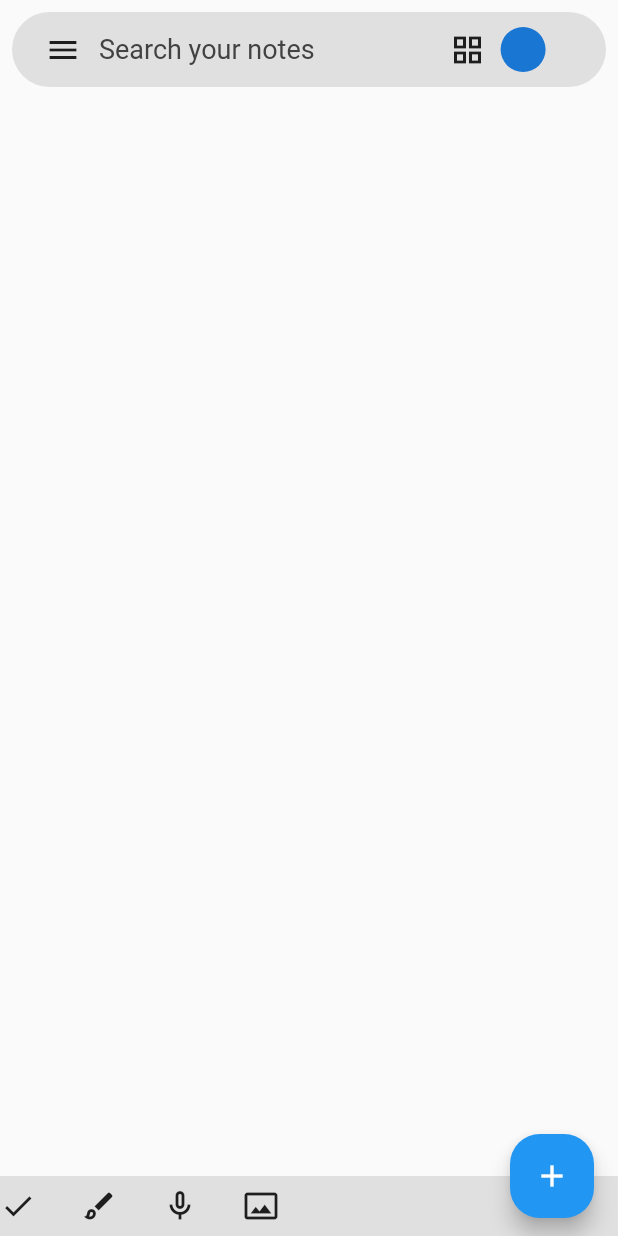
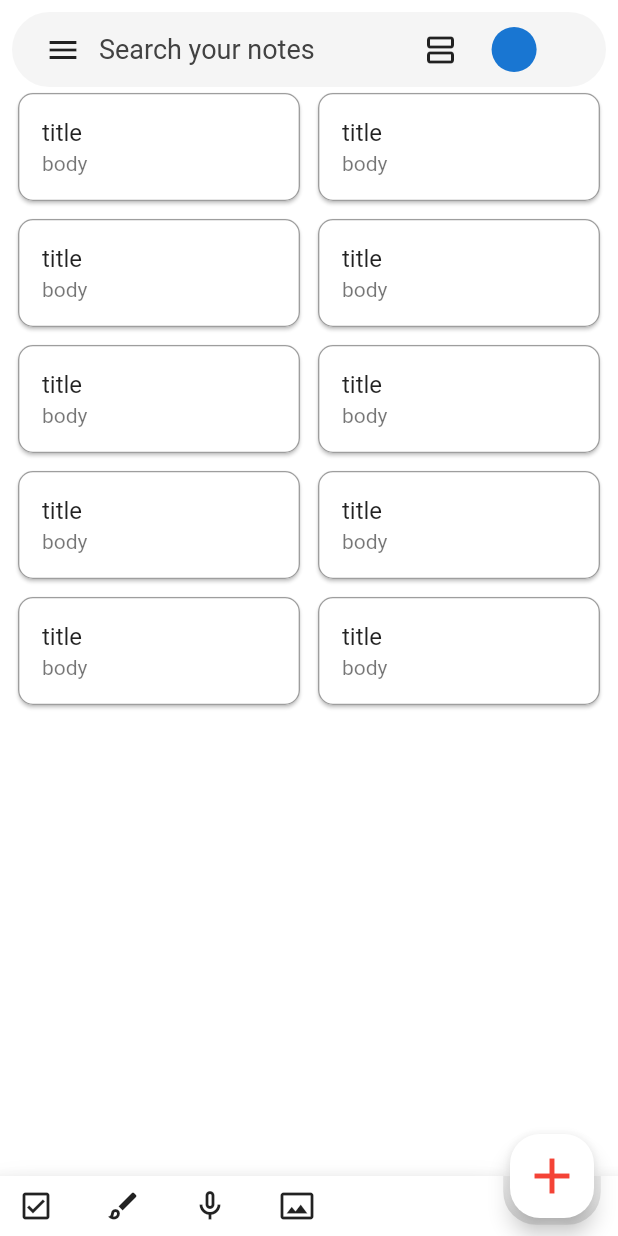
Before and after one commit to Bassambasheer/Google_keep, a Flutter app: the screen it shows after launch, on a phone screen of 412 x 824 dp. Run offline on Flutter 3.47's test engine with Material 2 defaults, Android fonts, the phone set to English and light mode, and no system bars; our stand-ins replace get, page_transition.

Commit message:
UI almost done

```diff
--- a/lib/view/home_screen.dart
+++ b/lib/view/home_screen.dart
@@ -1,68 +1,152 @@
-import 'package:flutter/cupertino.dart';
 import 'package:flutter/material.dart';
+import 'package:get/get.dart';
+import 'package:google_keep_clone/controller.dart/home_controller.dart';
+import 'package:google_keep_clone/view/add_notes%20screen.dart';
 import 'package:google_keep_clone/widgets/common_widgets.dart';
+import 'package:google_keep_clone/widgets/grid_view.dart';
+import 'package:google_keep_clone/widgets/list_veiw_widget.dart';
+import 'package:page_transition/page_transition.dart';
 
 class HomeScreen extends StatelessWidget {
   const HomeScreen({Key? key}) : super(key: key);
 
   @override
   Widget build(BuildContext context) {
+    final controller = Get.put(HomeController());
     return Scaffold(
+        drawer: Drawer(
+          child: Column(
+            children: [Text("hey")],
+          ),
+        ),
+        backgroundColor: Colors.white,
         floatingActionButtonLocation: FloatingActionButtonLocation.endDocked,
         floatingActionButton: FloatingActionButton(
+          backgroundColor: white,
           shape: const RoundedRectangleBorder(
               borderRadius: BorderRadius.all(Radius.circular(20))),
-          onPressed: () {},
-          child: const Icon(Icons.add),
+          onPressed: () {
+            Navigator.push(
+              context,
+              PageTransition(
+                  alignment: Alignment.bottomCenter,
+                  curve: Curves.easeInOut,
+                  duration: const Duration(milliseconds: 600),
+                  reverseDuration: const Duration(milliseconds: 600),
+                  type: PageTransitionType.bottomToTopJoined,
+                  child: const AddNotes(),
+                  childCurrent: this),
+            );
+          },
+          child: const Icon(
+            Icons.add,
+            color: Colors.red,
+            size: 40,
+          ),
         ),
         bottomNavigationBar: Container(
             width: double.infinity,
             height: 40,
-            color: Colors.grey[300],
+            color: Colors.grey[100],
+            child: BottomAppBar(
+              color: const Color(0xFFFFFFFF),
+              shape: const AutomaticNotchedShape(
+                RoundedRectangleBorder(
+                  borderRadius: BorderRadius.vertical(
+                    top: Radius.circular(0),
+                  ),
+                ),
+                RoundedRectangleBorder(
+                  borderRadius: BorderRadius.all(
+                    Radius.circular(22),
+                  ),
+                ),
+              ),
+              notchMargin: 4.5,
               child: Row(
-              children: const [
-                Icon(Icons.done),
-                rowspace,
-                Icon(Icons.brush_outlined),
-                rowspace,
-                Icon(Icons.mic_none_outlined),
-                rowspace,
-                Icon(Icons.photo_size_select_actual_outlined),
+                mainAxisSize: MainAxisSize.max,
+                mainAxisAlignment: MainAxisAlignment.start,
+                children: [
+                  IconButton(
+                    icon: const Icon(Icons.check_box_outlined),
+                    onPressed: () {},
+                  ),
+                  rowminspace,
+                  IconButton(
+                    icon: const Icon(Icons.brush_outlined),
+                    onPressed: () {},
+                  ),
+                  rowminspace,
+                  IconButton(
+                    icon: const Icon(Icons.mic_none_outlined),
+                    onPressed: () {},
+                  ),
+                  rowminspace,
+                  IconButton(
+                    icon: const Icon(Icons.photo_size_select_actual_outlined),
+                    onPressed: () {},
+                  ),
                 ],
+              ),
             )),
         body: SafeArea(
             child: Padding(
           padding: const EdgeInsets.all(8.0),
-          child: Container(
+          child: Column(
+            children: [
+              Container(
                 decoration: BoxDecoration(
                   borderRadius: BorderRadius.circular(30),
-              color: Colors.grey[300],
+                  color: Colors.grey[100],
                 ),
                 width: double.infinity,
                 height: 50,
                 child: Padding(
                   padding: const EdgeInsets.only(left: 10),
-              child: Row(
+                  child: GetBuilder<HomeController>(builder: (ctrl) {
+                    return Row(
                       children: [
                         IconButton(
                           onPressed: () {},
                           icon: const Icon(Icons.menu),
                           splashRadius: 25,
-                    splashColor: Colors.black,
                         ),
                         Text(
                           "Search your notes",
-                    style: TextStyle(fontSize: 18, color: Colors.grey[800]),
+                          style:
+                              TextStyle(fontSize: 18, color: Colors.grey[800]),
                         ),
-                  const SizedBox(width: 90),
-                  const Icon(Icons.grid_view_outlined),
+                        const SizedBox(width: 60),
+                        ctrl.veiwtype == false
+                            ? IconButton(
+                                onPressed: () {
+                                  ctrl.viewtrue();
+                                },
+                                icon: const Icon(
+                                  Icons.grid_view_outlined,
+                                ))
+                            : IconButton(
+                                onPressed: () {
+                                  ctrl.viewfalse();
+                                },
+                                icon: const Icon(Icons.view_agenda_outlined),
+                                splashRadius: 25,
+                              ),
                         rowminspace,
                         const CircleAvatar(
                           radius: 15,
                         ),
                       ],
+                    );
+                  }),
                 ),
               ),
+              GetBuilder<HomeController>(builder: (ctrl) {
+                return ctrl.veiwtype == true
+                    ? GridViewWidget()
+                    : ListViewWidget();
+              })
+            ],
           ),
         )));
   }
--- a/lib/widgets/common_widgets.dart
+++ b/lib/widgets/common_widgets.dart
@@ -1,6 +1,8 @@
-import 'package:flutter/cupertino.dart';
+import 'package:flutter/material.dart';
 
 const rowspace = SizedBox(width: 30);
 const rowminspace = SizedBox(
   width: 10,
 );
+const white = Colors.white;
+const black = Colors.black;
--- /dev/null
+++ b/lib/widgets/grid_view.dart
@@ -0,0 +1,35 @@
+import 'package:flutter/material.dart';
+import 'package:flutter_staggered_grid_view/flutter_staggered_grid_view.dart';
+import 'package:google_keep_clone/widgets/common_widgets.dart';
+
+class GridViewWidget extends StatelessWidget {
+  const GridViewWidget({Key? key}) : super(key: key);
+
+  @override
+  Widget build(BuildContext context) {
+    return Expanded(
+        child: MasonryGridView.count(
+      crossAxisCount: 2,
+      mainAxisSpacing: 4,
+      crossAxisSpacing: 4,
+      itemCount: 10,
+      itemBuilder: (context, index) {
+        return  Card(
+           shape: RoundedRectangleBorder(
+              borderRadius: BorderRadius.circular(10),
+                side: const BorderSide(
+                  color: Colors.grey,
+                  width: 0.9
+                )
+              ),
+          borderOnForeground: false,
+          shadowColor: black,
+
+            child: const ListTile(
+          title: Text("title"),
+          subtitle: Text("body"),
+        ));
+      },
+    ));
+  }
+}
```
Also changed, not shown: lib/controller.dart/home_controller.dart (added, +19 -0 lines), lib/view/add_notes screen.dart (added, +67 -0 lines), lib/widgets/list_veiw_widget.dart (added, +32 -0 lines), pubspec.yaml (+5 -17 lines), flutter_01.png (added), pubspec.lock. Lines whose indentation alone changed are shown as unchanged.
